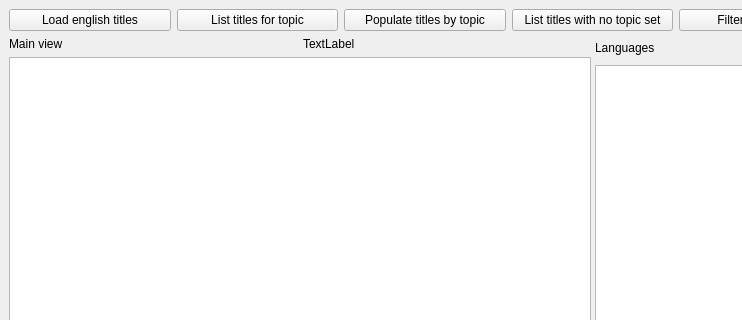
The window that mainwindow.ui (stoyan-shopov/qlg) describes before a commit, drawn with Qt 5; both pictures show x 0 to 742 and y 0 to 320 of the 1185 by 721 pixel window.
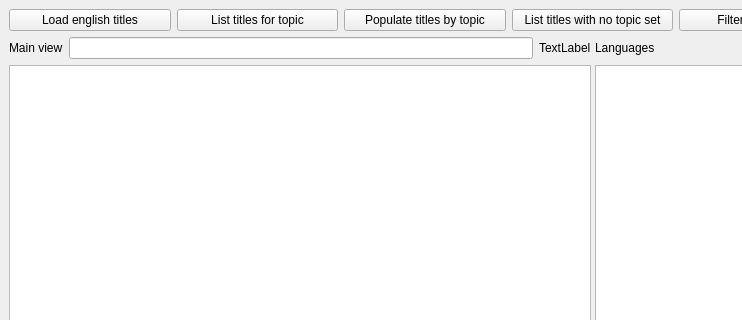
The same window after the commit.

Commit message: First attempt for multithreaded database scanning.

```diff
--- a/mainwindow.ui
+++ b/mainwindow.ui
@@ -77,7 +77,7 @@
       <property name="orientation">
        <enum>Qt::Horizontal</enum>
       </property>
-      <widget class="QWidget" name="">
+      <widget class="QWidget" name="layoutWidget">
        <layout class="QVBoxLayout" name="verticalLayout_3">
         <item>
          <layout class="QHBoxLayout" name="horizontalLayout_4">
@@ -88,6 +88,9 @@
             </property>
            </widget>
           </item>
+          <item>
+           <widget class="QLineEdit" name="lineEditSearchTitles"/>
+          </item>
           <item>
            <widget class="QLabel" name="label_5">
             <property name="text">
```
Left out of the diff: 4 changed lines with no effect on the pictures. The commit also changes 2 other files.
